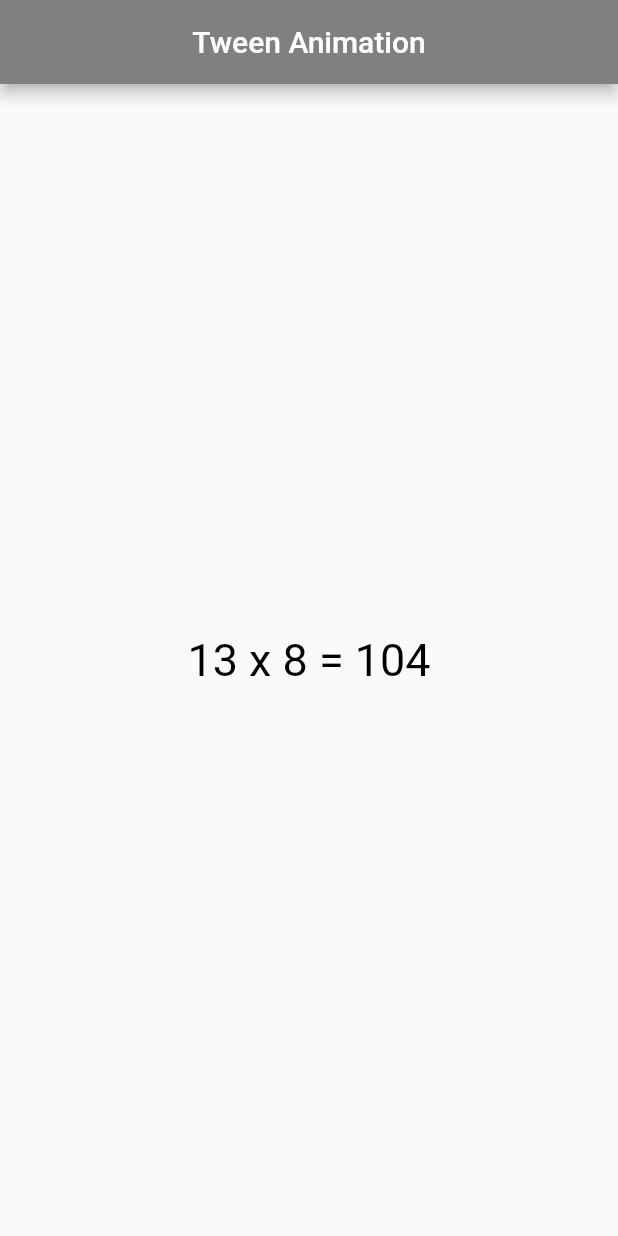
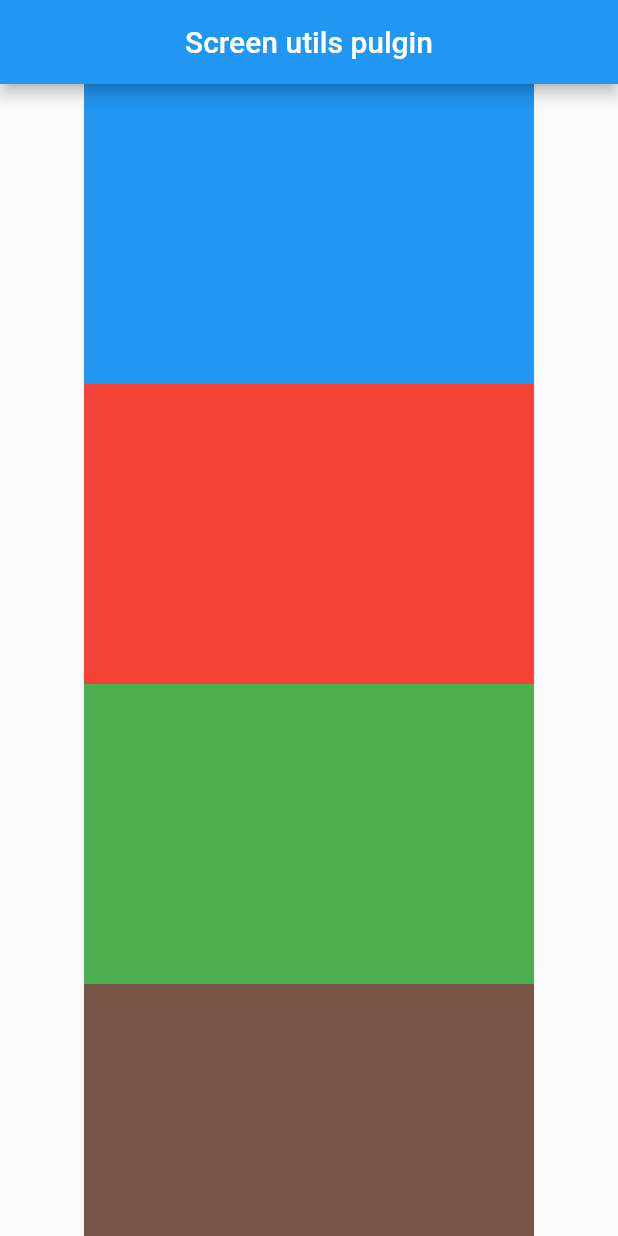
Before and after one commit to nehmajmudar/local_notifications, a Flutter app: the screen it shows after launch, on a phone screen of 412 x 824 dp. Run offline on Flutter 3.47's test engine with Material 2 defaults, Android fonts, the phone set to English and light mode, and no system bars; our stand-ins replace flutter_screenutil.

Commit message:
flutter screenutils dependency.

```diff
--- a/lib/main.dart
+++ b/lib/main.dart
@@ -1,4 +1,5 @@
 import 'package:flutter/material.dart';
+import 'package:flutter_screenutil/flutter_screenutil.dart';
 import 'package:local_notifications/screens/home_screen.dart';
 
 
@@ -13,6 +14,11 @@ class MyApp extends StatelessWidget {
   // This widget is the root of your application.
   @override
   Widget build(BuildContext context) {
+    return ScreenUtilInit(
+      designSize: Size(MediaQuery.of(context).size.width, MediaQuery.of(context).size.width),
+      minTextAdapt: true,
+      splitScreenMode: true,
+      builder: (context, child) {
         return MaterialApp(
           debugShowCheckedModeBanner: false,
           title: 'Local notifications',
@@ -21,6 +27,7 @@ class MyApp extends StatelessWidget {
           ),
           home: const HomeScreen(),
         );
+      });
   }
 }
 
--- a/lib/screens/home_screen.dart
+++ b/lib/screens/home_screen.dart
@@ -1,6 +1,5 @@
 import 'package:flutter/material.dart';
-import 'package:local_notifications/res/app_colors.dart';
-import 'package:local_notifications/screens/next_screen.dart';
+import 'package:flutter_screenutil/flutter_screenutil.dart';
 
 class HomeScreen extends StatefulWidget {
   const HomeScreen({Key? key}) : super(key: key);
@@ -10,55 +9,43 @@ class HomeScreen extends StatefulWidget {
 }
 
 class _HomeScreenState extends State<HomeScreen> {
-  // Color _newColor=Colors.yellow;
-  // double _newValue=0;
-  int opaqueValue=10;
   @override
   Widget build(BuildContext context) {
     return Scaffold(
       appBar: AppBar(
-        title: Text("Tween Animation"),
+        title: Text("Screen utils pulgin"),
         centerTitle: true,
-        backgroundColor: AppColors.colorGrey,
       ),
-      body: Column(
-        mainAxisAlignment: MainAxisAlignment.center,
-        crossAxisAlignment: CrossAxisAlignment.center,
-        children: [
-          Center(
-            child: Container(
-              height: 300,
-              width: 300,
-              child: TweenAnimationBuilder(
-                tween: IntTween(begin: 1,end: 10),
-                duration: Duration(seconds: 10),
-                builder: (BuildContext context,int i,Widget? child){
-                  return Center(
-                    child: Text("13 x ${i} = ${13*i}",style: TextStyle(fontSize: 30,color: Colors.black),),
-                  );
-                }
-              ),
+      body: Center(
+        child: Column(
+          children: [
+            Container(
+              height: ScreenUtil().setHeight(100),
+              width: ScreenUtil().setWidth(300),
+              color: Colors.blue,
             ),
-          ),
-          // Center(
-          //   child: TweenAnimationBuilder(
-          //     tween: IntTween(begin: 1,end: 10),
-          //     duration: const Duration(seconds: 10),
-          //     builder: (BuildContext context,int i, Widget? Child){
-          //       return Text("The multiplier: ${i} ");
-          //     }
-          //   ),
-          // )
-          // Slider.adaptive(
-          //   value: _newValue,
-          //   onChanged: (double value){
-          //     setState(() {
-          //       _newValue=value;
-          //       _newColor=Color.lerp(Colors.blue, Colors.green, value)!;
-          //     });
-          //   }
-          // )
-        ],
+            Container(
+              height: ScreenUtil().setHeight(100),
+              width: ScreenUtil().setWidth(300),
+              color: Colors.red,
+            ),
+            Container(
+              height: ScreenUtil().setHeight(100),
+              width: ScreenUtil().setWidth(300),
+              color: Colors.green,
+            ),
+            Container(
+              height: ScreenUtil().setHeight(100),
+              width: ScreenUtil().setWidth(300),
+              color: Colors.brown,
+            ),
+            Container(
+              height: ScreenUtil().setHeight(100),
+              width: ScreenUtil().setWidth(300),
+              color: Colors.yellow,
+            ),
+          ],
+        ),
       ),
     );
   }
--- a/pubspec.yaml
+++ b/pubspec.yaml
@@ -35,6 +35,7 @@ dependencies:
   # Use with the CupertinoIcons class for iOS style icons.
   cupertino_icons: ^1.0.2
   carousel_slider: ^4.1.1
+  flutter_screenutil: ^5.5.3+2
 
 dev_dependencies:
   flutter_test:
```
Also changed, not shown: lib/screens/next_screen.dart (deleted, +0 -38 lines), pubspec.lock. Lines whose indentation alone changed are shown as unchanged.
